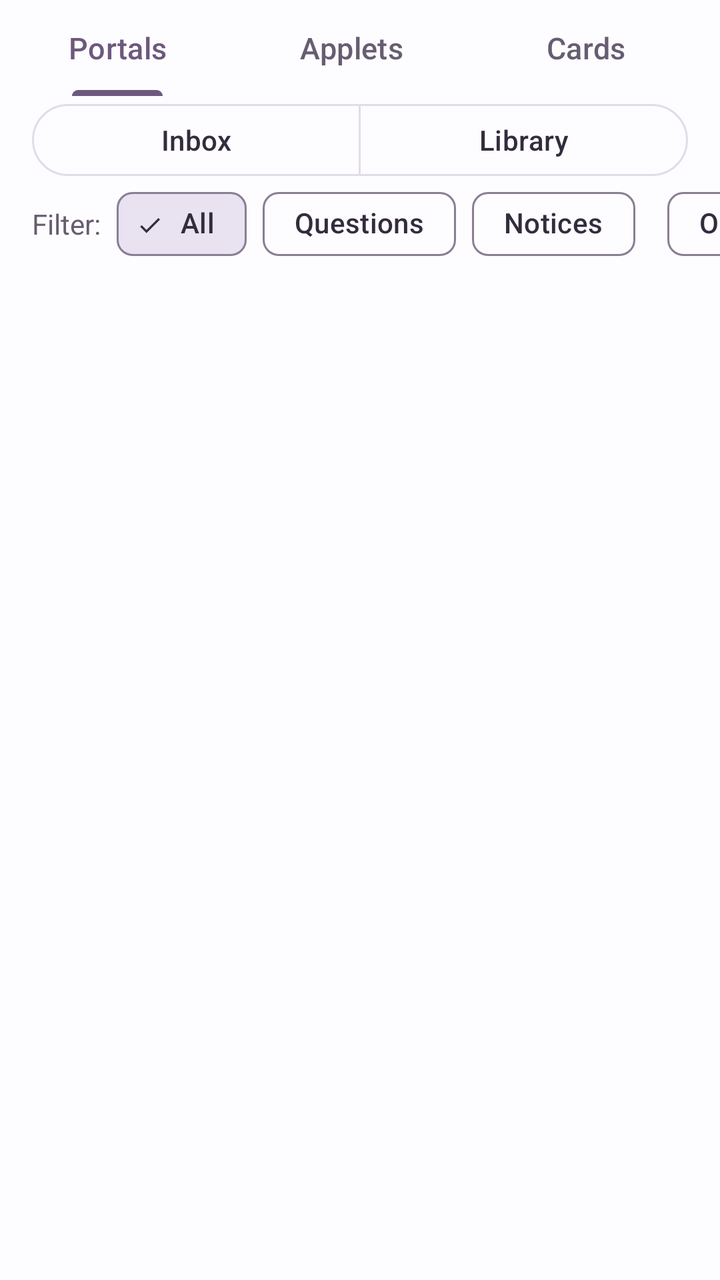
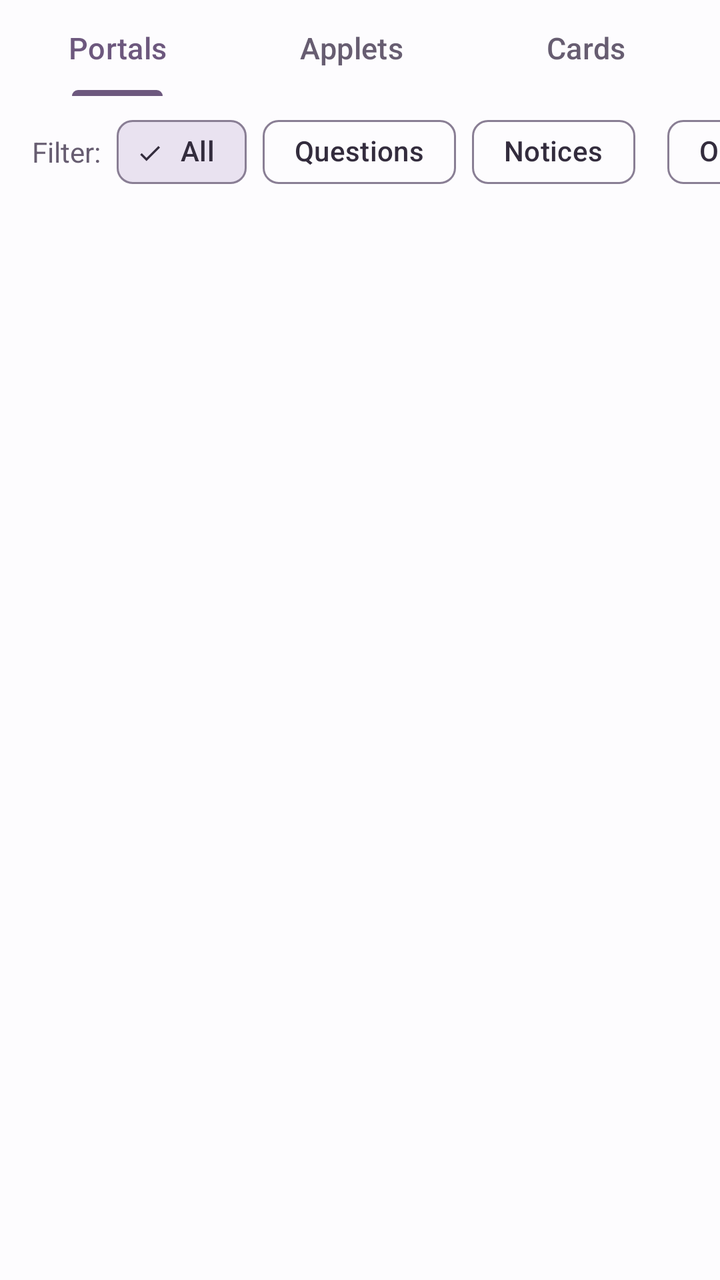

Screens rendered from an Android XML layout before and after an edit, with the pre-edit source and the edit as a unified diff.
<!-- AndroidManifest.xml: application theme Theme.Bridgit -->
<!-- res/layout/fragment_interactions.xml -->
<?xml version="1.0" encoding="utf-8"?>
<LinearLayout xmlns:android="http://schemas.android.com/apk/res/android"
    xmlns:app="http://schemas.android.com/apk/res-auto"
    android:layout_width="match_parent"
    android:layout_height="match_parent"
    android:background="?attr/colorSurface"
    android:orientation="vertical">

    
    <LinearLayout
        android:id="@+id/header_row"
        android:layout_width="match_parent"
        android:layout_height="wrap_content"
        android:gravity="center_vertical"
        android:orientation="horizontal"
        android:paddingEnd="8dp">

        <com.google.android.material.tabs.TabLayout
            android:id="@+id/tabs"
            android:layout_width="0dp"
            android:layout_weight="1"
            android:layout_height="48dp"
            android:background="@android:color/transparent"
            app:tabIndicatorFullWidth="false"
            app:tabIndicatorHeight="3dp"
            app:tabMinWidth="0dp"
            app:tabPaddingTop="0dp"
            app:tabPaddingBottom="0dp"
            app:tabPaddingStart="8dp"
            app:tabPaddingEnd="8dp"
            app:tabTextAppearance="@style/TextAppearance.Bridgit.Tab">

            <com.google.android.material.tabs.TabItem
                android:layout_width="wrap_content"
                android:layout_height="wrap_content"
                android:text="@string/applets_tab_portals" />

            <com.google.android.material.tabs.TabItem
                android:layout_width="wrap_content"
                android:layout_height="wrap_content"
                android:text="@string/applets_tab_config" />

            <com.google.android.material.tabs.TabItem
                android:layout_width="wrap_content"
                android:layout_height="wrap_content"
                android:text="@string/applets_tab_cards" />
        </com.google.android.material.tabs.TabLayout>
        <com.google.android.material.appbar.MaterialToolbar
            android:id="@+id/toolbar"
            android:layout_width="wrap_content"
            android:layout_height="48dp"
            android:minHeight="48dp"
            app:buttonGravity="center_vertical"
            app:contentInsetStart="0dp"
            app:contentInsetEnd="0dp"
            app:contentInsetStartWithNavigation="0dp"
            app:contentInsetEndWithActions="0dp" />
    </LinearLayout>

    <FrameLayout
        android:layout_width="match_parent"
        android:layout_height="0dp"
        android:layout_weight="1">

    
    <LinearLayout
        android:id="@+id/inbox"
        android:layout_width="match_parent"
        android:layout_height="match_parent"
        android:orientation="vertical"
        android:paddingTop="4dp">

    <com.google.android.material.button.MaterialButtonToggleGroup
        android:id="@+id/cards_mode"
        android:layout_width="match_parent"
        android:layout_height="wrap_content"
        android:layout_marginHorizontal="16dp"
        app:selectionRequired="true"
        app:singleSelection="true">

        <com.google.android.material.button.MaterialButton
            android:id="@+id/cards_mode_inbox"
            style="@style/Widget.Bridgit.Segment"
            android:layout_width="0dp"
            android:layout_height="wrap_content"
            android:layout_weight="1"
            android:minHeight="36dp"
            android:text="@string/interactions_tab_inbox" />

        <com.google.android.material.button.MaterialButton
            android:id="@+id/cards_mode_library"
            style="@style/Widget.Bridgit.Segment"
            android:layout_width="0dp"
            android:layout_height="wrap_content"
            android:layout_weight="1"
            android:minHeight="36dp"
            android:text="@string/applets_cards_library" />
    </com.google.android.material.button.MaterialButtonToggleGroup>

    <LinearLayout
        android:id="@+id/filter_row"
        android:layout_width="match_parent"
        android:layout_height="wrap_content"
        android:gravity="center_vertical"
        android:orientation="horizontal"
        android:paddingStart="16dp">

        <TextView
            android:layout_width="wrap_content"
            android:layout_height="wrap_content"
            android:layout_marginEnd="8dp"
            android:importantForAccessibility="no"
            android:text="@string/interactions_filter_label"
            android:textColor="?attr/colorOnSurfaceVariant"
            android:textSize="14sp" />

    <HorizontalScrollView
        android:layout_width="0dp"
        android:layout_height="wrap_content"
        android:layout_weight="1"
        android:clipToPadding="false"
        android:paddingEnd="16dp"
        android:scrollbars="none">

        
        <LinearLayout
            android:layout_width="wrap_content"
            android:layout_height="wrap_content"
            android:orientation="horizontal">

            <com.google.android.material.chip.ChipGroup
                android:id="@+id/chips"
                android:tag="pills:kind"
                android:layout_width="wrap_content"
                android:layout_height="wrap_content"
                app:chipSpacingHorizontal="8dp"
                app:selectionRequired="true"
                app:singleLine="true"
                app:singleSelection="true">

                <com.google.android.material.chip.Chip
                    android:id="@+id/chip_all"
                    style="@style/Widget.Bridgit.FilterChip.Labelled"
                    android:layout_width="wrap_content"
                    android:layout_height="wrap_content"
                    android:checked="true"
                    android:text="@string/interactions_chip_all" />

                <com.google.android.material.chip.Chip
                    android:id="@+id/chip_questions"
                    style="@style/Widget.Bridgit.FilterChip.Labelled"
                    android:layout_width="wrap_content"
                    android:layout_height="wrap_content"
                    android:text="@string/interactions_chip_questions" />

                <com.google.android.material.chip.Chip
                    android:id="@+id/chip_notices"
                    style="@style/Widget.Bridgit.FilterChip.Labelled"
                    android:layout_width="wrap_content"
                    android:layout_height="wrap_content"
                    android:text="@string/interactions_chip_notices" />
            </com.google.android.material.chip.ChipGroup>

            <com.google.android.material.chip.ChipGroup
                android:id="@+id/status_chips"
                android:layout_width="wrap_content"
                android:layout_height="wrap_content"
                android:layout_marginStart="16dp"
                android:tag="pills:status"
                app:chipSpacingHorizontal="8dp"
                app:selectionRequired="false"
                app:singleLine="true"
                app:singleSelection="false">

                <com.google.android.material.chip.Chip
                    android:id="@+id/chip_open"
                    style="@style/Widget.Bridgit.FilterChip.Labelled"
                    android:layout_width="wrap_content"
                    android:layout_height="wrap_content"
                    android:text="@string/interactions_chip_open" />
            </com.google.android.material.chip.ChipGroup>
        </LinearLayout>
    </HorizontalScrollView>
    </LinearLayout>

    <FrameLayout
        android:id="@+id/library"
        android:layout_width="match_parent"
        android:layout_height="0dp"
        android:layout_weight="1"
        android:visibility="gone" />

    <LinearLayout
        android:id="@+id/inbox_body"
        android:layout_width="match_parent"
        android:layout_height="0dp"
        android:layout_weight="1"
        android:orientation="vertical">


    <FrameLayout
        android:layout_width="match_parent"
        android:layout_height="0dp"
        android:layout_weight="1">

        <androidx.recyclerview.widget.RecyclerView
            android:id="@+id/list"
            android:layout_width="match_parent"
            android:layout_height="match_parent"
            android:clipToPadding="false"
            android:paddingTop="0dp"
            android:paddingBottom="24dp" />

        <LinearLayout
            android:id="@+id/empty"
            android:layout_width="match_parent"
            android:layout_height="wrap_content"
            android:layout_gravity="center"
            android:layout_marginHorizontal="16dp"
            android:accessibilityLiveRegion="polite"
            android:gravity="center_horizontal"
            android:orientation="vertical"
            android:padding="24dp"
            android:visibility="gone">

            <ImageView
                android:id="@+id/empty_icon"
                android:layout_width="40dp"
                android:layout_height="40dp"
                android:layout_marginBottom="16dp"
                android:importantForAccessibility="no"
                android:src="@drawable/ic_nav_interactions"
                app:tint="?attr/colorOnSurfaceVariant" />

            <TextView
                android:id="@+id/empty_title"
                android:layout_width="wrap_content"
                android:layout_height="wrap_content"
                android:gravity="center"
                android:text="@string/interactions_empty_title"
                android:textAppearance="?attr/textAppearanceTitleMedium" />

            <TextView
                android:id="@+id/empty_body"
                android:layout_width="wrap_content"
                android:layout_height="wrap_content"
                android:layout_marginTop="8dp"
                android:gravity="center"
                android:text="@string/interactions_empty_body"
                android:textAppearance="?attr/textAppearanceBodyMedium"
                android:textColor="?attr/colorOnSurfaceVariant" />

            <com.google.android.material.button.MaterialButton
                android:id="@+id/empty_action"
                style="@style/Widget.Bridgit.Pill"
                android:layout_width="wrap_content"
                android:layout_height="wrap_content"
                android:layout_marginTop="16dp"
                android:text="@string/interactions_browse_library" />
        </LinearLayout>
    </FrameLayout>
    </LinearLayout>
    </LinearLayout>

    
    <FrameLayout
        android:id="@+id/tab_host"
        android:layout_width="match_parent"
        android:layout_height="match_parent"
        android:visibility="gone" />
    </FrameLayout>
</LinearLayout>
<!-- resources referenced by this layout -->
<resources>
  <string name="applets_cards_library">Library</string>
  <string name="applets_tab_cards">Cards</string>
  <string name="applets_tab_config">Applets</string>
  <string name="applets_tab_portals">Portals</string>
  <string name="interactions_browse_library">Browse library</string>
  <string name="interactions_chip_all">All</string>
  <string name="interactions_chip_notices">Notices</string>
  <string name="interactions_chip_open">Open</string>
  <string name="interactions_chip_questions">Questions</string>
  <string name="interactions_empty_body">Questions and notices from your control agents show up here.</string>
  <string name="interactions_empty_title">Nothing yet</string>
  <string name="interactions_filter_label">Filter:</string>
  <string name="interactions_tab_inbox">Inbox</string>
  <style name="Widget.Bridgit.OutlinedButton" parent="Widget.Material3.Button.OutlinedButton">
          <item name="backgroundTint">@color/toggle_checked_bg</item>
      </style>
  <color name="b_primary">#6D587E</color>
  <color name="b_on_primary">#FFFFFF</color>
  <color name="b_primary_container">#E9E2F0</color>
  <color name="b_on_primary_container">#332C3D</color>
  <color name="b_secondary">#83501E</color>
  <color name="b_on_secondary">#FFFFFF</color>
  <color name="b_secondary_container">#FBEFDF</color>
  <color name="b_on_secondary_container">#5E3715</color>
  <color name="b_surface">#FDFCFE</color>
  <color name="b_on_surface">#332C3D</color>
  <color name="b_surface_container">#F1EEF6</color>
  <color name="b_surface_container_high">#EAE5F0</color>
  <color name="b_surface_container_highest">#E2DCE9</color>
  <color name="b_surface_container_low">#F7F4FA</color>
  <color name="b_surface_container_lowest">#FFFFFF</color>
  <color name="b_on_surface_variant">#675D71</color>
  <color name="b_outline">#897E94</color>
  <color name="b_outline_variant">#E2DCE9</color>
  <color name="b_error">#A52D48</color>
  <color name="b_on_error">#FFFFFF</color>
  <color name="b_error_container">#F9E9ED</color>
  <color name="b_on_error_container">#5F1631</color>
  <color name="b_success">#16834A</color>
  <color name="b_success_container">#E6F3EB</color>
  <color name="b_on_success_container">#164D31</color>
  <color name="b_warning">#83501E</color>
  <style name="ShapeAppearance.Bridgit.Small" parent="ShapeAppearance.Material3.Corner.Small"><item name="cornerSize">8dp</item></style>
  <style name="ShapeAppearance.Bridgit.Medium" parent="ShapeAppearance.Material3.Corner.Medium"><item name="cornerSize">12dp</item></style>
  <style name="ShapeAppearance.Bridgit.Large" parent="ShapeAppearance.Material3.Corner.Large"><item name="cornerSize">16dp</item></style>
  <style name="TextAppearance.Bridgit.BodyLarge" parent="TextAppearance.Material3.BodyLarge"><item name="android:textSize">16sp</item></style>
  <style name="TextAppearance.Bridgit.BodyMedium" parent="TextAppearance.Material3.BodyMedium"><item name="android:textSize">15sp</item></style>
  <style name="TextAppearance.Bridgit.BodySmall" parent="TextAppearance.Material3.BodySmall"><item name="android:textSize">14sp</item></style>
  <style name="TextAppearance.Bridgit.Label" parent="TextAppearance.Material3.LabelLarge"><item name="android:textSize">14sp</item></style>
  <style name="TextAppearance.Bridgit.Supporting" parent="TextAppearance.Material3.LabelSmall"><item name="android:textSize">12sp</item></style>
  <style name="TextAppearance.Bridgit.TitleLarge" parent="TextAppearance.Material3.TitleLarge"><item name="android:textSize">24sp</item></style>
  <style name="TextAppearance.Bridgit.TitleMedium" parent="TextAppearance.Material3.TitleMedium"><item name="android:textSize">18sp</item></style>
  <style name="TextAppearance.Bridgit.TitleSmall" parent="TextAppearance.Material3.TitleSmall"><item name="android:textSize">16sp</item></style>
  <!-- unchanged entries left out for length: 9 -->
</resources>

<!-- the commit's change to res/layout/fragment_interactions.xml (unified diff, before → after) -->
@@ -72,6 +72,7 @@
 
     <com.google.android.material.button.MaterialButtonToggleGroup
         android:id="@+id/cards_mode"
+        android:visibility="gone"
         android:layout_width="match_parent"
         android:layout_height="wrap_content"
         android:layout_marginHorizontal="16dp"
